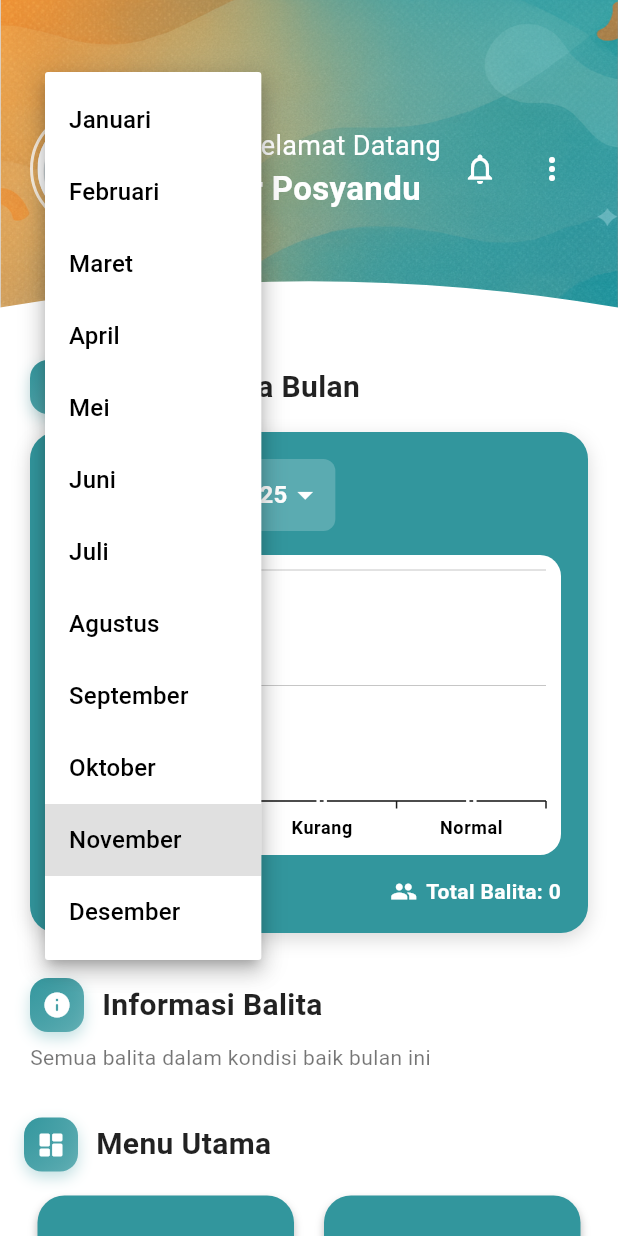
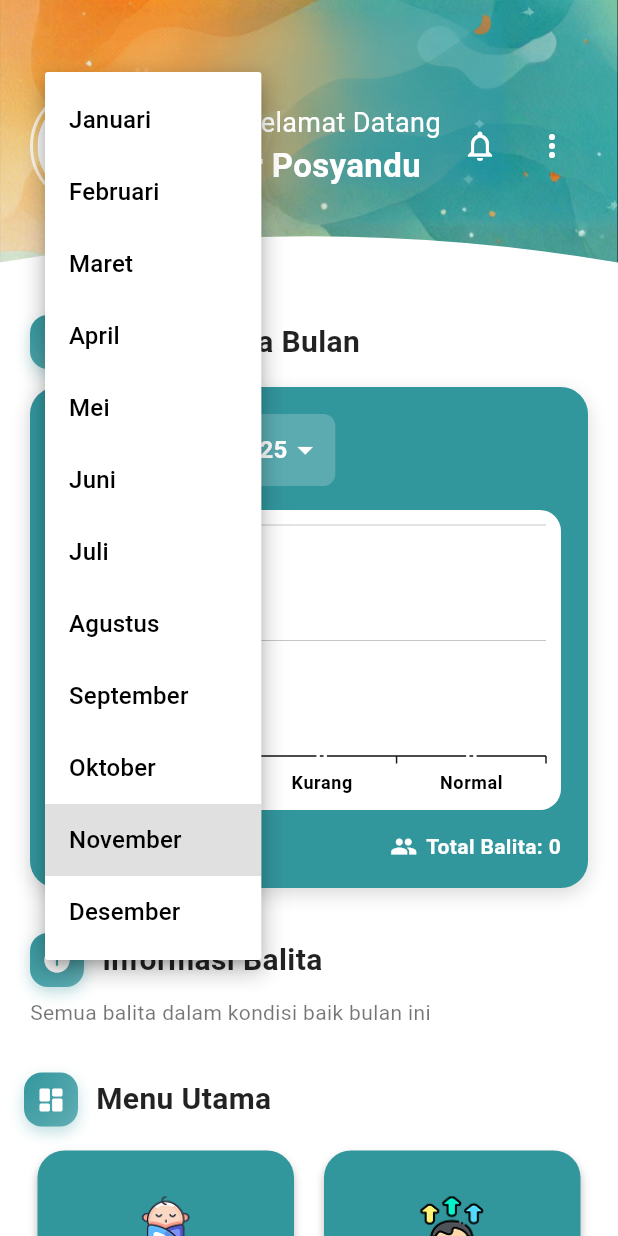
Before and after one commit to Defarrel/Posyandu_app, a Flutter app: the HomeScreen screen opened directly, after a tap on "November", on a phone screen of 412 x 824 dp. Run offline on Flutter 3.47's test engine with Material 3 defaults, Android fonts, the phone set to English and light mode, and no system bars; our stand-ins replace camera, dartz, flutter_secure_storage, image_picker, lottie, share_plus and 1 more; missing offline and left inert: syncfusion_flutter_pdf, syncfusion_flutter_xlsio; accounts and stored records are empty; network calls fail.

Commit message:
Mengubah ukuran dan gambar app bar

```diff
--- a/lib/core/components/custom_appbar_cari.dart
+++ b/lib/core/components/custom_appbar_cari.dart
@@ -16,7 +16,7 @@
   });
 
   @override
-  Size get preferredSize => const Size.fromHeight(230);
+  Size get preferredSize => const Size.fromHeight(200);
 
   @override
   Widget build(BuildContext context) {
@@ -27,7 +27,7 @@
         width: double.infinity,
         decoration: const BoxDecoration(
           image: DecorationImage(
-            image: AssetImage('lib/core/assets/kiri.png'),
+            image: AssetImage('lib/core/assets/cari.png'),
             fit: BoxFit.cover,
           ),
         ),
--- a/lib/core/components/custom_appbar_home.dart
+++ b/lib/core/components/custom_appbar_home.dart
@@ -17,7 +17,7 @@
   });
 
   @override
-  Size get preferredSize => const Size.fromHeight(230);
+  Size get preferredSize => const Size.fromHeight(200);
 
   @override
   State<CustomAppBarHome> createState() => _CustomAppBarHomeState();
@@ -53,7 +53,7 @@
         width: double.infinity,
         decoration: const BoxDecoration(
           image: DecorationImage(
-            image: AssetImage('lib/core/assets/tengah.png'),
+            image: AssetImage('lib/core/assets/home.png'),
             fit: BoxFit.cover,
           ),
         ),
@@ -80,7 +80,7 @@
                     );
                   } else {
                     imageProvider = const AssetImage(
-                      'lib/core/assets/profile.jpg',
+                      'lib/core/assets/default_profile.png',
                     );
                   }
 
--- a/lib/core/components/custom_appbar_profile.dart
+++ b/lib/core/components/custom_appbar_profile.dart
@@ -83,11 +83,11 @@
     return ClipPath(
       clipper: SlightDownCurveClipper(),
       child: Container(
-        height: 230,
+        height: 200,
         width: double.infinity,
         decoration: const BoxDecoration(
           image: DecorationImage(
-            image: AssetImage('lib/core/assets/Kanan.png'),
+            image: AssetImage('lib/core/assets/profile.png'),
             fit: BoxFit.cover,
           ),
         ),
@@ -117,7 +117,7 @@
                     );
                   } else {
                     imageProvider = const AssetImage(
-                      'lib/core/assets/profile.jpg',
+                      'lib/core/assets/default_profile.png',
                     );
                   }
 
--- a/lib/presentation/balita/cari_balita_screen.dart
+++ b/lib/presentation/balita/cari_balita_screen.dart
@@ -101,7 +101,7 @@
               child: CircularProgressIndicator(color: AppColors.primary),
             )
           : Padding(
-              padding: const EdgeInsets.only(left: 16, right: 16, top: 210),
+              padding: const EdgeInsets.only(left: 16, right: 16, top: 182),
               child: Column(
                 children: [
                   Expanded(
--- a/lib/presentation/home/home_screen.dart
+++ b/lib/presentation/home/home_screen.dart
@@ -89,7 +89,7 @@
   String _namaKader = "Memuat...";
   bool _isLoadingChart = true;
 
-  static const double _curvedAppBarHeight = 230.0;
+  static const double _curvedAppBarHeight = 200;
   final FlutterSecureStorage _storage = const FlutterSecureStorage();
   final PerkembanganBalitaRepository _repository =
       PerkembanganBalitaRepository();
--- a/lib/presentation/profile/pengaturan_profile_screen.dart
+++ b/lib/presentation/profile/pengaturan_profile_screen.dart
@@ -270,7 +270,7 @@
                   ),
                 ),
                 GestureDetector(
-                  onTap: _openBottomSheet, // Tekan icon → buka bottom sheet
+                  onTap: _openBottomSheet,
                   child: Container(
                     width: 45,
                     height: 45,
--- a/lib/presentation/profile/profile_screen.dart
+++ b/lib/presentation/profile/profile_screen.dart
@@ -58,7 +58,7 @@
             child: FadeTransition(
               opacity: _fadeAnimation,
               child: ListView(
-                padding: const EdgeInsets.fromLTRB(20, 250, 20, 30),
+                padding: const EdgeInsets.fromLTRB(20, 220, 20, 30),
                 children: [
                   _buildSectionHeader(
                     icon: Icons.person_rounded,
--- a/lib/services/services_http_client.dart
+++ b/lib/services/services_http_client.dart
@@ -7,7 +7,7 @@
 import 'package:posyandu_app/presentation/auth/login_screen.dart';
 
 class ServiceHttpClient {
-  final String baseUrl = 'http://10.155.222.62:5000/api/';
+  final String baseUrl = 'http://10.155.222.232:5000/api/';
   final secureStorage = FlutterSecureStorage();
   static bool _isLoggingOut = false;
 
@@ -118,7 +118,7 @@
 
   // HANDLE TOKEN EXPIRED
   Future<void> _handleTokenExpired() async {
-    if (_isLoggingOut) return; // cegah dipanggil berkali-kali
+    if (_isLoggingOut) return;
     _isLoggingOut = true;
 
     await secureStorage.delete(key: "authToken");
```
Also changed, not shown: lib/core/assets/Kanan.png (deleted), lib/core/assets/cari.png (added), lib/core/assets/default_profile.png (added), lib/core/assets/home.png (added), lib/core/assets/kiri.png (deleted), lib/core/assets/profile.jpg (deleted), lib/core/assets/profile.png (added), lib/core/assets/tengah.png (deleted).
